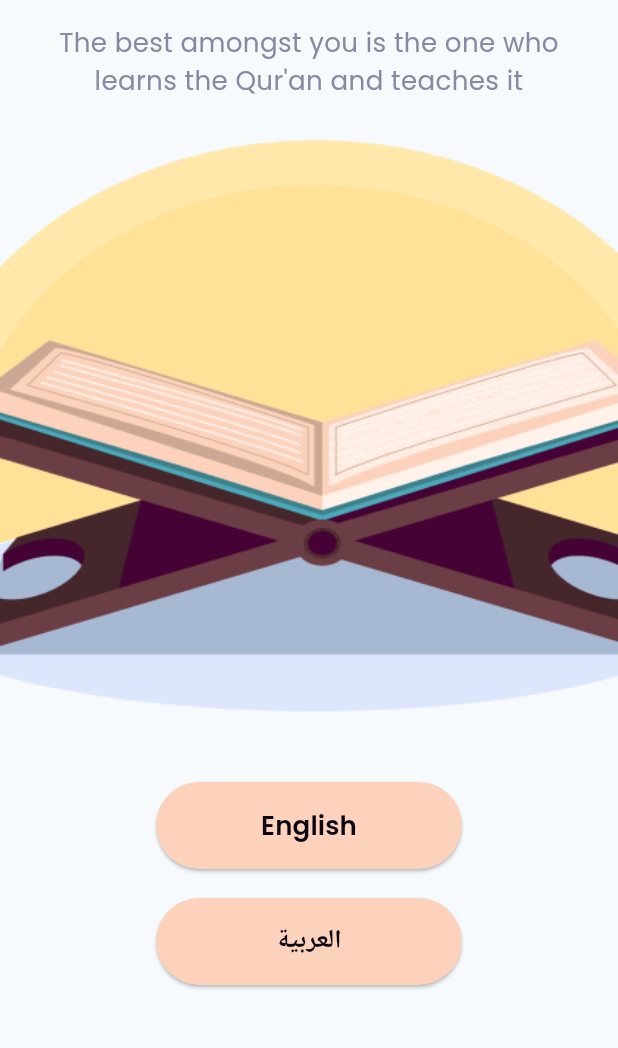
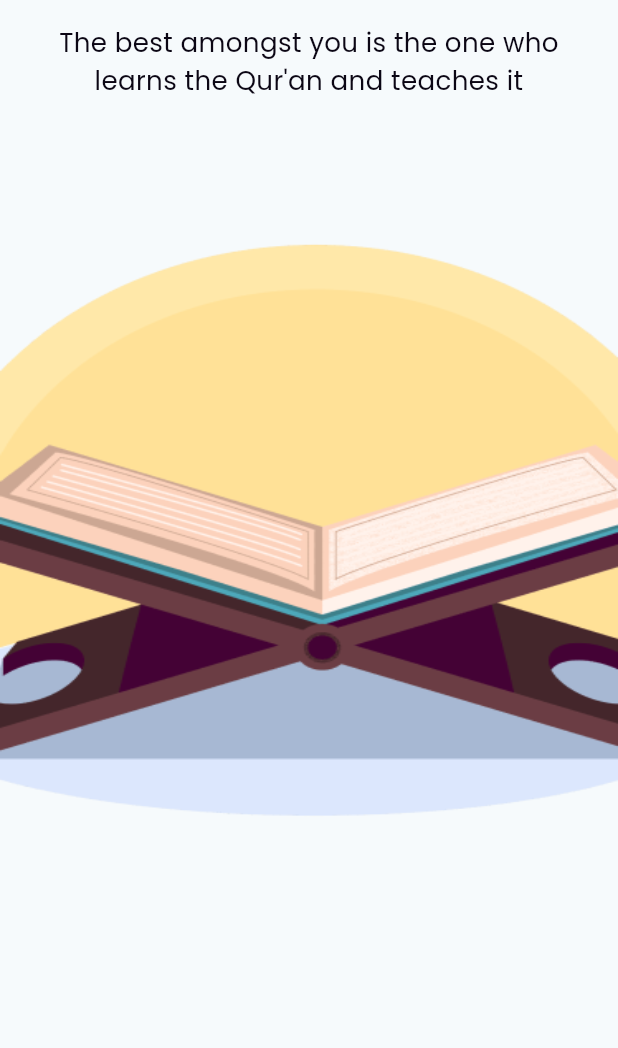
Before and after one commit to KhaledRamadan880/IU-Mushaf, a Flutter app: the first screen one second after launch, on a phone screen of 412 x 824 dp, the part 177-1225 px from its top. Run offline on Flutter 3.47's test engine with Material 3 defaults, Android fonts, the light colour scheme and no system bars; our stand-ins replace device_preview, flutter_bloc, flutter_svg, get_it, persistent_bottom_nav_bar, shared_preferences.

Commit message:
Edit Splash View & Handle Change Language

```diff
--- a/lib/core/cubit/global_cubit.dart
+++ b/lib/core/cubit/global_cubit.dart
@@ -31,6 +31,7 @@ class GlobalCubit extends Cubit<GlobalState> {
   }
 
   //! Bottom Navigation Bar
+  PersistentTabController navBarController = PersistentTabController();
   bool isNavBarVisible = true;
   void navBarVisibliltyToggle(value) {
     isNavBarVisible = value;
--- a/lib/features/home/presentation/widgets/nav_bar.dart
+++ b/lib/features/home/presentation/widgets/nav_bar.dart
@@ -12,6 +12,7 @@ class CustomNavBar extends StatelessWidget {
       builder: (context, state) {
         return PersistentTabView(
           context,
+          controller: context.read<GlobalCubit>().navBarController,
           isVisible: context.read<GlobalCubit>().isNavBarVisible,
           navBarStyle: NavBarStyle.style6,
           navBarHeight: 64.responsiveHeight(context),
--- a/lib/features/splash/presentation/views/splash_view.dart
+++ b/lib/features/splash/presentation/views/splash_view.dart
@@ -3,19 +3,65 @@ import 'package:iu_mushaf/features/home/presentation/views/home_view.dart';
 import 'package:iu_mushaf/features/splash/presentation/widgets/custom_elevated_button.dart';
 import 'package:iu_mushaf/features/splash/presentation/widgets/splash_title_and_subtitle.dart';
 
-class SplashView extends StatelessWidget {
-  const SplashView({super.key});
+class SplashView extends StatefulWidget {
+  const SplashView({super.key, this.showButtons = false});
+  final bool? showButtons;
+  @override
+  State<SplashView> createState() => _SplashViewState();
+}
+
+class _SplashViewState extends State<SplashView> {
+  bool isFirstStart = false;
+  late bool showButtons;
+
+  @override
+  void initState() {
+    super.initState();
+    showButtons = widget.showButtons!;
+    if (sl<Cache>().getBoolData("IsFirstStart") == true) {
+      Future.delayed(
+        const Duration(seconds: 2),
+        () {
+          showButtons = true;
+          isFirstStart = true;
+          setState(() {});
+        },
+      );
+    } else {
+      showButtons
+          ? null
+          : Future.delayed(const Duration(seconds: 2), () => navigator(null));
+    }
+  }
+
+  navigator(String? language) {
+    Navigator.pushReplacement(
+      context,
+      MaterialPageRoute(builder: (context) => const HomeView()),
+    );
+    if (language != null) context.read<GlobalCubit>().changeLanguage(language);
+    sl<Cache>().setData("IsFirstStart", false);
+  }
 
   @override
   Widget build(BuildContext context) {
     return BlocBuilder<GlobalCubit, GlobalState>(
       builder: (context, state) {
         return Scaffold(
-          body: Column(
+          body: SingleChildScrollView(
+            physics: const ScrollPhysics(
+              parent: NeverScrollableScrollPhysics(),
+            ),
+            child: Column(
               children: [
                 //! Title & Subtitle
                 const SplashTitleAndSubtitle(),
-              SizedBox(height: 8.responsiveHeight(context)),
+                AnimatedContainer(
+                  duration: const Duration(milliseconds: 500),
+                  height: showButtons
+                      ? 8.responsiveHeight(context)
+                      : 80.responsiveHeight(context),
+                ),
                 //! Logo
                 Image.asset(
                   Assets.imagesMushafImage,
@@ -23,15 +69,18 @@ class SplashView extends StatelessWidget {
                   width: 374.responsiveWidth(context),
                   fit: BoxFit.fill,
                 ),
-              const Spacer(),
+                SizedBox(height: 21.responsiveHeight(context)),
+                //! Buttons
+                AnimatedOpacity(
+                  duration: const Duration(milliseconds: 1000),
+                  opacity: isFirstStart || showButtons ? 1 : 0,
+                  child: showButtons
+                      ? Column(
+                          children: [
                             //! English Button
                             CustomElevatedButton(
                               onPressed: () {
-                  Navigator.pushReplacement(
-                    context,
-                    MaterialPageRoute(builder: (context) => const HomeView()),
-                  );
-                  context.read<GlobalCubit>().changeLanguage("en");
+                                navigator("en");
                               },
                               title: AppStrings.english.tr(context),
                             ),
@@ -39,16 +88,16 @@ class SplashView extends StatelessWidget {
                             //! Arabic Button
                             CustomElevatedButton(
                               onPressed: () {
-                  Navigator.pushReplacement(
-                    context,
-                    MaterialPageRoute(builder: (context) => const HomeView()),
-                  );
-                  context.read<GlobalCubit>().changeLanguage("ar");
+                                navigator("ar");
                               },
                               title: AppStrings.arabic.tr(context),
                             ),
-              SizedBox(height: 51.responsiveHeight(context)),
                           ],
+                        )
+                      : Container(),
+                ),
+              ],
+            ),
           ),
         );
       },
--- a/lib/features/splash/presentation/widgets/splash_title_and_subtitle.dart
+++ b/lib/features/splash/presentation/widgets/splash_title_and_subtitle.dart
@@ -13,13 +13,13 @@ class SplashTitleAndSubtitle extends StatelessWidget {
         children: [
           SizedBox(height: 82.responsiveHeight(context)),
           //! Title
-          Text(
+          CustomText(
             AppStrings.iuMushaf.tr(context),
             style: Styles.style28Bold(context),
           ),
           SizedBox(height: 16.responsiveHeight(context)),
           //! Subtitle
-          Text(
+          CustomText(
             AppStrings.splashSubtitle.tr(context),
             style: Styles.style18(context).copyWith(
               overflow: TextOverflow.clip,
```
Also changed, not shown: lib/features/settings/presentation/widgets/setting_view_body.dart (+15 -1 lines). Lines whose indentation alone changed are shown as unchanged.
